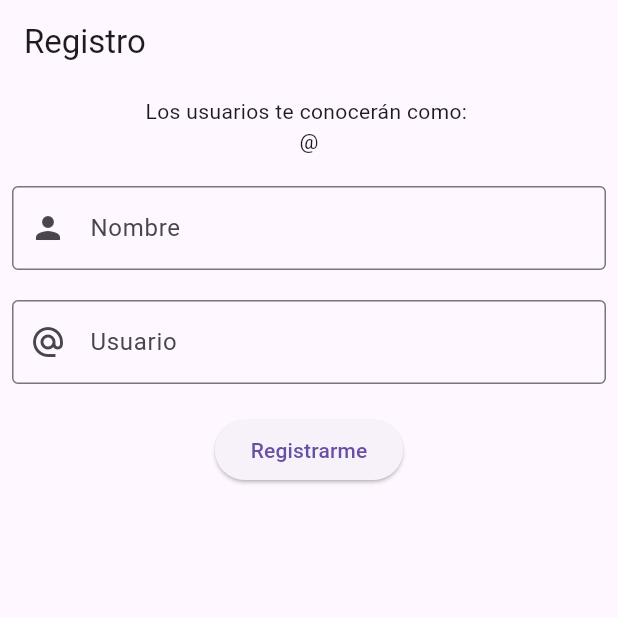
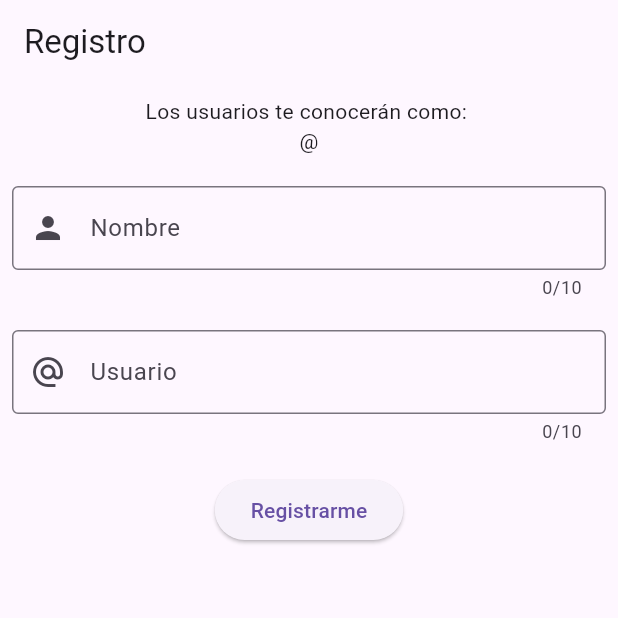
Before and after one commit to deljona/Roomfy, a Flutter app: the screen it shows after launch, on a phone screen of 412 x 824 dp, the top half of it. Run offline on Flutter 3.47's test engine with Material 2 defaults, Android fonts, the phone set to English and light mode, and no system bars; our stand-ins replace logger, socket_io_client; network calls fail.

Commit message:
maxLength Fields

```diff
--- a/roomr/chat/lib/widgets/signup.dart
+++ b/roomr/chat/lib/widgets/signup.dart
@@ -21,7 +21,7 @@ class _SignUpState extends State<SignUp> {
   final usuarioController = TextEditingController();
 
   final TextEditingController _nameController = TextEditingController();
-  TextEditingController _userController = TextEditingController();
+  final TextEditingController _userController = TextEditingController();
 
   String? _validarCampo(String? valor) {
     if (valor == null || valor.isEmpty) {
@@ -68,6 +68,7 @@ class _SignUpState extends State<SignUp> {
                   crossAxisAlignment: CrossAxisAlignment.center,
                   children: [
                     TextFormField(
+                      maxLength: 10,
                       validator: _validarCampo,
                       controller: nombreController,
                       decoration: const InputDecoration(
@@ -83,6 +84,7 @@ class _SignUpState extends State<SignUp> {
                     ),
                     const SizedBox(height: 20),
                     TextFormField(
+                      maxLength: 10,
                       validator: _validarCampo,
                       controller: usuarioController,
                       decoration: const InputDecoration(
```
